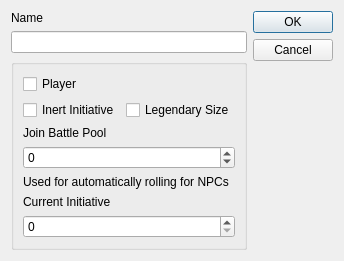
The window that gui/new_character_ui.ui (ErikSeguinte/Ex3E-Tracker) describes before a commit, drawn with Qt 5.
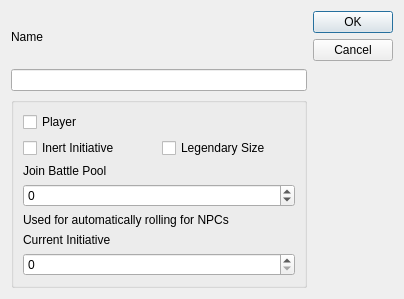
The same window after the commit.

```diff
--- a/gui/new_character_ui.ui
+++ b/gui/new_character_ui.ui
@@ -6,8 +6,8 @@
    <rect>
     <x>0</x>
     <y>0</y>
-    <width>317</width>
-    <height>236</height>
+    <width>404</width>
+    <height>299</height>
    </rect>
   </property>
   <property name="windowTitle">
```
Left out of the diff: 8 changed lines with no effect on the pictures.
